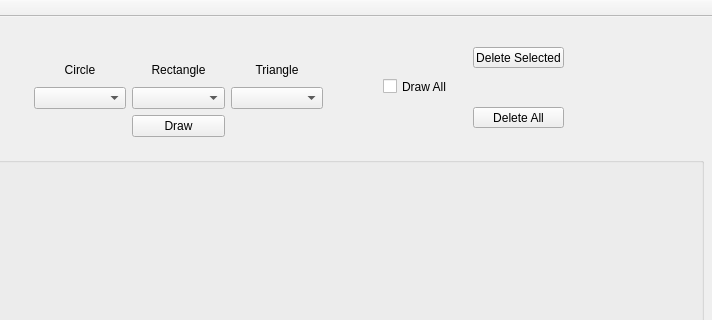
Qt form mainwindow.ui (LaVestima/ex5) before a commit; both pictures show x 467 to 1179 and y 0 to 320 of the 1179 by 641 pixel window.
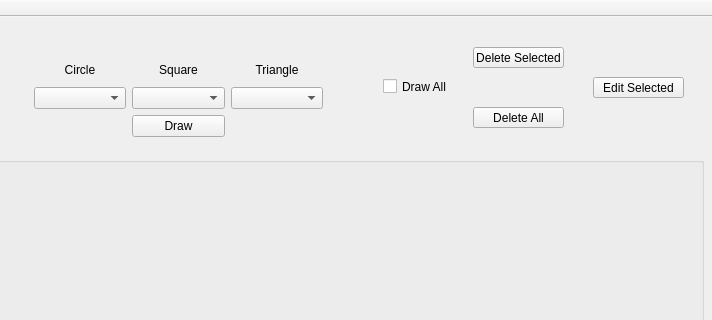
The same form after that commit.

Diff of the .ui file:
```diff
--- a/mainwindow.ui
+++ b/mainwindow.ui
@@ -27,7 +27,7 @@
      <item row="0" column="1">
       <widget class="QLabel" name="label_3">
        <property name="text">
-        <string>Rectangle</string>
+        <string>Square</string>
        </property>
        <property name="alignment">
         <set>Qt::AlignCenter</set>
@@ -219,6 +219,19 @@
      </item>
     </layout>
    </widget>
+   <widget class="QPushButton" name="editSelectedPushButton">
+    <property name="geometry">
+     <rect>
+      <x>1060</x>
+      <y>60</y>
+      <width>91</width>
+      <height>21</height>
+     </rect>
+    </property>
+    <property name="text">
+     <string>Edit Selected</string>
+    </property>
+   </widget>
   </widget>
   <widget class="QMenuBar" name="menuBar">
    <property name="geometry">
```
Left out of the diff: 2 changed lines with no effect on the pictures.
